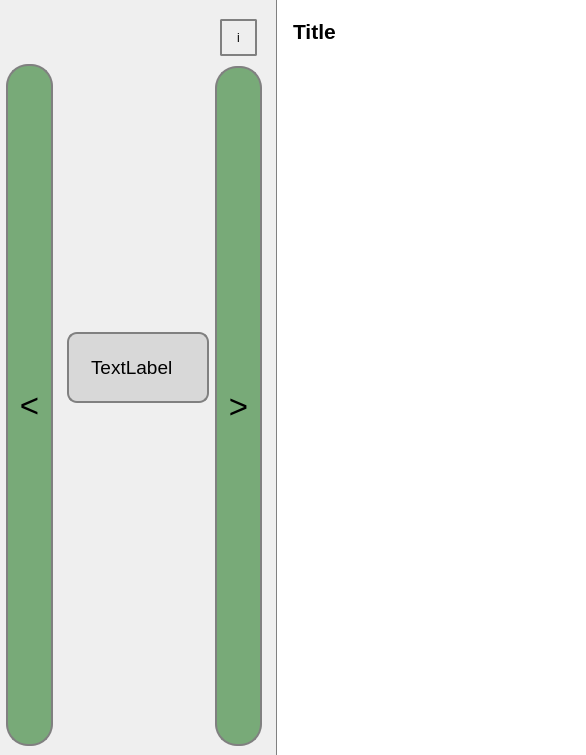
Old version of the form fim/gui/form/views/tab_default.ui in the repository b-lack/qgis-fim-plugin.
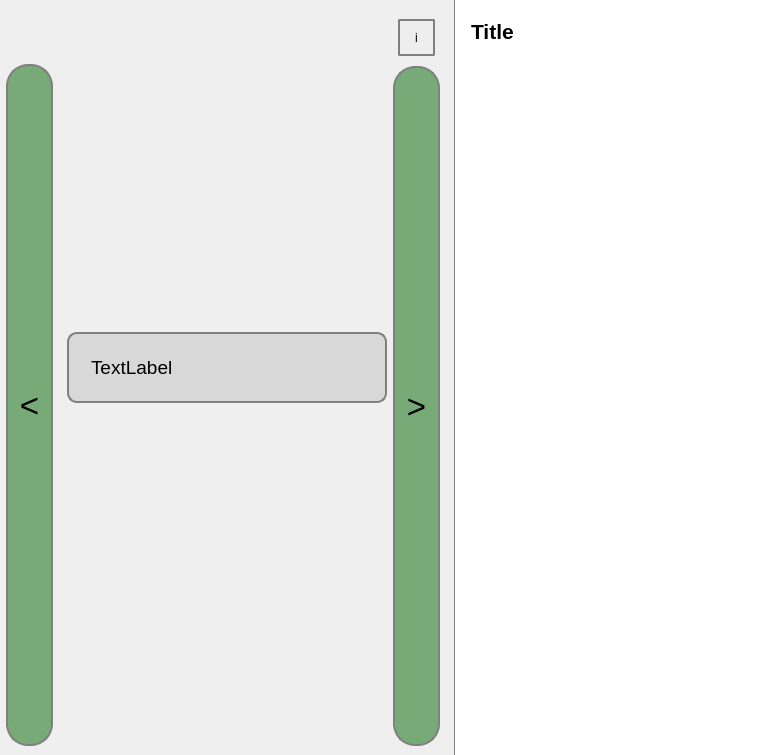
New version of the form.

Commit message: layout in line

What changed in the file:
```diff
--- a/fim/gui/form/views/tab_default.ui
+++ b/fim/gui/form/views/tab_default.ui
@@ -6,7 +6,7 @@
    <rect>
     <x>0</x>
     <y>0</y>
-    <width>586</width>
+    <width>764</width>
     <height>755</height>
    </rect>
   </property>
@@ -139,7 +139,7 @@
        <rect>
         <x>0</x>
         <y>0</y>
-        <width>142</width>
+        <width>320</width>
         <height>755</height>
        </rect>
       </property>
@@ -205,16 +205,10 @@
         </widget>
        </item>
        <item>
-        <layout class="QFormLayout" name="lfbTabLayout">
+        <layout class="QGridLayout" name="lfbTabLayout">
          <property name="sizeConstraint">
           <enum>QLayout::SetMinimumSize</enum>
          </property>
-         <property name="horizontalSpacing">
-          <number>0</number>
-         </property>
-         <property name="verticalSpacing">
-          <number>0</number>
-         </property>
          <property name="leftMargin">
           <number>10</number>
          </property>
@@ -227,6 +221,9 @@
          <property name="bottomMargin">
           <number>10</number>
          </property>
+         <property name="spacing">
+          <number>0</number>
+         </property>
         </layout>
        </item>
       </layout>
```
The commit also changes 15 other files.
